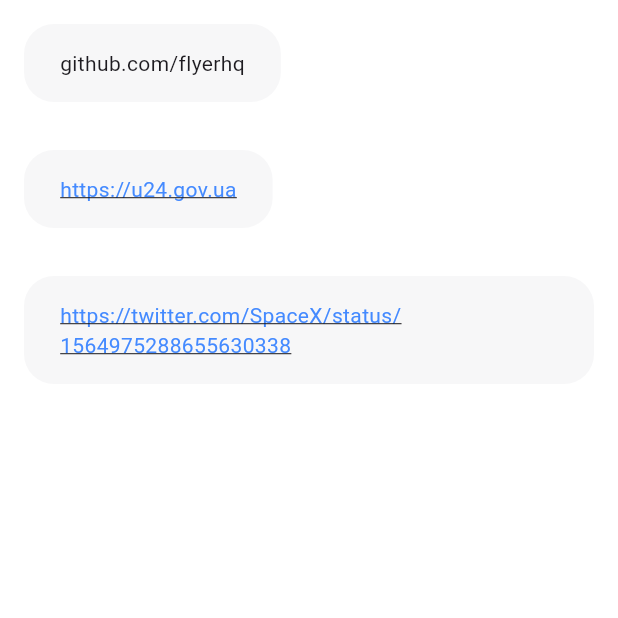
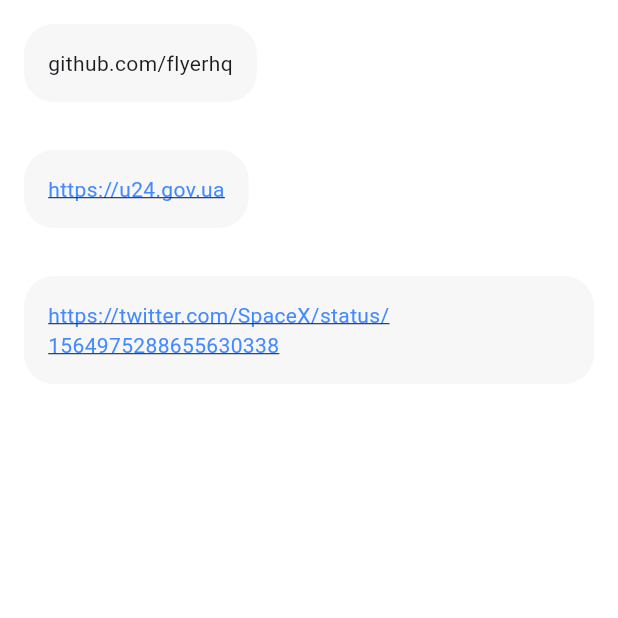
Before and after one commit to flyerhq/flutter_link_previewer, a Flutter app: the screen it shows after launch, on a phone screen of 412 x 824 dp, the top half of it. Run offline on Flutter 3.47's test engine with Material 3 defaults, Android fonts, the phone set to English and light mode, and no system bars; drawn by our look-alikes of flutter_linkify; missing offline and left inert: flutter_chat_core, linkify; network calls fail.

Commit message:
Allow hideText, rework layout logic

```diff
--- a/lib/src/widgets/link_preview.dart
+++ b/lib/src/widgets/link_preview.dart
@@ -1,3 +1,5 @@
+import 'dart:math' as math;
+
 import 'package:flutter/material.dart';
 import 'package:flutter_chat_core/flutter_chat_core.dart' show LinkPreviewData;
 import 'package:flutter_linkify/flutter_linkify.dart' hide UrlLinkifier;
@@ -5,6 +7,7 @@ import 'package:url_launcher/url_launcher.dart';
 
 import '../url_linkifier.dart' show UrlLinkifier;
 import '../utils.dart' show getLinkPreviewData;
+import 'shrinkable_column.dart';
 
 /// A widget that renders text with highlighted links.
 /// Eventually unwraps to the full preview of the first found link
@@ -22,6 +25,7 @@ class LinkPreview extends StatefulWidget {
     this.hideImage = false,
     this.hideTitle = false,
     this.hideDescription = false,
+    this.hideText = false,
     this.imageBuilder,
     this.linkStyle,
     this.metadataTextStyle,
@@ -30,7 +34,7 @@ class LinkPreview extends StatefulWidget {
     required this.onLinkPreviewDataFetched,
     this.openOnPreviewImageTap = false,
     this.openOnPreviewTitleTap = false,
-    this.padding,
+    this.padding = const EdgeInsets.all(16),
     this.previewBuilder,
     this.linkPreviewData,
     this.requestTimeout,
@@ -39,6 +43,7 @@ class LinkPreview extends StatefulWidget {
     this.textWidget,
     this.userAgent,
     required this.width,
+    this.spaceBetweenTopWidgetsAndPreview = 16,
   });
 
   /// Expand animation duration.
@@ -57,13 +62,16 @@ class LinkPreview extends StatefulWidget {
   final TextStyle? headerStyle;
 
   /// Hides image data from the preview.
-  final bool? hideImage;
+  final bool hideImage;
 
   /// Hides title data from the preview.
-  final bool? hideTitle;
+  final bool hideTitle;
 
   /// Hides description data from the preview.
-  final bool? hideDescription;
+  final bool hideDescription;
+
+  /// Hides the linkified text.
+  final bool hideText;
 
   /// Function that allows you to build a custom image.
   final Widget Function(String)? imageBuilder;
@@ -92,8 +100,8 @@ class LinkPreview extends StatefulWidget {
   /// Open the link when the link preview title/description is tapped. Defaults to false.
   final bool openOnPreviewTitleTap;
 
-  /// Padding around initial text widget.
-  final EdgeInsets? padding;
+  /// Padding around the link preview widget.
+  final EdgeInsets padding;
 
   /// Function that allows you to build a custom link preview.
   final Widget Function(BuildContext, LinkPreviewData)? previewBuilder;
@@ -119,6 +127,9 @@ class LinkPreview extends StatefulWidget {
 
   /// Width of the [LinkPreview] widget.
   final double width;
+
+  /// Space between the Text and the link preview.
+  final double spaceBetweenTopWidgetsAndPreview;
 
   @override
   State<LinkPreview> createState() => _LinkPreviewState();
@@ -156,90 +167,68 @@ class _LinkPreviewState extends State<LinkPreview>
         child: child,
       );
 
-  Widget _bodyWidget(LinkPreviewData data, double width) {
-    final padding = widget.padding ??
-        const EdgeInsets.only(
-          bottom: 16,
-          left: 24,
-          right: 24,
-        );
-
-    return Column(
+  Widget _bodyWidget(
+    LinkPreviewData data,
+  ) =>
+      Column(
         crossAxisAlignment: CrossAxisAlignment.start,
         children: <Widget>[
           GestureDetector(
-          onTap: widget.openOnPreviewTitleTap ? () => _onOpen(data.link) : null,
-          child: Container(
-            padding: EdgeInsets.only(
-              bottom: padding.bottom,
-              left: padding.left,
-              right: padding.right,
-            ),
-            child: Column(
+            onTap:
+                widget.openOnPreviewTitleTap ? () => _onOpen(data.link) : null,
+            child: ShrinkableColumn(
+              padding: widget.padding.copyWith(top: 0),
               crossAxisAlignment: CrossAxisAlignment.start,
               children: <Widget>[
-                if (data.title != null && widget.hideTitle == false)
+                if (data.title != null && !widget.hideTitle)
                   _titleWidget(data.title!),
-                if (data.description != null && widget.hideDescription == false)
+                if (data.description != null && !widget.hideDescription)
                   _descriptionWidget(data.description!),
               ],
             ),
           ),
-        ),
-        if (data.image != null && widget.hideImage == false)
+          if (data.image != null && !widget.hideImage)
             _imageWidget(data.image!.url, data.link, width),
         ],
       );
-  }
 
+  /// This widget encapsulates the top widgets and the preview body.
   Widget _containerWidget({
     required bool animate,
-    bool withPadding = false,
+    bool applyPaddingToChild = false,
     Widget? child,
   }) {
-    final padding = widget.padding ??
-        const EdgeInsets.symmetric(
-          horizontal: 24,
-          vertical: 16,
-        );
-
+    final padding = widget.padding;
     final shouldAnimate = widget.enableAnimation == true && animate;
+    final topWidgets = _topWidgets();
 
     return Container(
       constraints: BoxConstraints(maxWidth: widget.width),
-      padding: withPadding ? padding : null,
+      padding: applyPaddingToChild ? padding : null,
       child: Column(
         crossAxisAlignment: CrossAxisAlignment.start,
         children: [
+          ShrinkableColumn(
+            crossAxisAlignment: CrossAxisAlignment.start,
+            padding: applyPaddingToChild
+                ? EdgeInsets.zero
+                : padding.copyWith(
+                    bottom: widget.spaceBetweenTopWidgetsAndPreview,
+                  ),
+            children: [
+              ..._topWidgets(),
+              if (applyPaddingToChild && child != null)
                 Padding(
-            padding: withPadding
-                ? EdgeInsets.zero
-                : EdgeInsets.only(
-                    left: padding.left,
-                    right: padding.right,
-                    top: padding.top,
-                    bottom: _hasOnlyImage() ? 0 : 16,
+                  padding: topWidgets.isNotEmpty
+                      ? EdgeInsets.only(
+                          top: widget.spaceBetweenTopWidgetsAndPreview,
+                        )
+                      : EdgeInsets.zero,
+                  child: shouldAnimate ? _animated(child) : child,
                 ),
-            child: Column(
-              crossAxisAlignment: CrossAxisAlignment.start,
-              children: [
-                if (widget.header != null)
-                  Padding(
-                    padding: const EdgeInsets.only(bottom: 6),
-                    child: Text(
-                      widget.header!,
-                      maxLines: 1,
-                      overflow: TextOverflow.ellipsis,
-                      style: widget.headerStyle,
-                    ),
-                  ),
-                widget.textWidget ?? _linkify(),
-                if (withPadding && child != null)
-                  shouldAnimate ? _animated(child) : child,
             ],
           ),
-          ),
-          if (!withPadding && child != null)
+          if (!applyPaddingToChild && child != null)
             shouldAnimate ? _animated(child) : child,
         ],
       ),
@@ -291,11 +280,6 @@ class _LinkPreviewState extends State<LinkPreview>
       linkPreviewData?.description != null ||
       linkPreviewData?.image != null;
 
-  bool _hasOnlyImage() =>
-      widget.linkPreviewData?.title == null &&
-      widget.linkPreviewData?.description == null &&
-      widget.linkPreviewData?.image != null;
-
   Widget _imageWidget(String imageUrl, String linkUrl, double width) =>
       GestureDetector(
         onTap: widget.openOnPreviewImageTap ? () => _onOpen(linkUrl) : null,
@@ -331,11 +315,8 @@ class _LinkPreviewState extends State<LinkPreview>
   Widget _minimizedBodyWidget(LinkPreviewData data) => Column(
         crossAxisAlignment: CrossAxisAlignment.start,
         children: [
-          if (data.title != null || data.description != null)
-            Container(
-              margin: const EdgeInsets.only(top: 16),
-              child: Row(
-                crossAxisAlignment: CrossAxisAlignment.start,
+          Row(
+            crossAxisAlignment: CrossAxisAlignment.center,
             children: <Widget>[
               Expanded(
                 child: GestureDetector(
@@ -347,18 +328,18 @@ class _LinkPreviewState extends State<LinkPreview>
                     child: Column(
                       crossAxisAlignment: CrossAxisAlignment.start,
                       children: <Widget>[
-                            if (data.title != null) _titleWidget(data.title!),
-                            if (data.description != null)
+                        if (data.title != null && !widget.hideTitle)
+                          _titleWidget(data.title!),
+                        if (data.description != null && !widget.hideDescription)
                           _descriptionWidget(data.description!),
                       ],
                     ),
                   ),
                 ),
               ),
-                  if (data.image != null && widget.hideImage != true)
+              if (data.image != null && !widget.hideImage)
                 _minimizedImageWidget(data.image!.url, data.link),
             ],
-              ),
           ),
         ],
       );
@@ -404,6 +385,23 @@ class _LinkPreviewState extends State<LinkPreview>
     );
   }
 
+  List<Widget> _topWidgets() => [
+        if (widget.header != null)
+          Padding(
+            padding: const EdgeInsets.only(bottom: 6),
+            child: Text(
+              widget.header!,
+              maxLines: 1,
+              overflow: TextOverflow.ellipsis,
+              style: widget.headerStyle,
+            ),
+          ),
+        if (widget.textWidget != null)
+          widget.textWidget!
+        else if (!widget.hideText)
+          _linkify(),
+      ];
+
   @override
   void didUpdateWidget(covariant LinkPreview oldWidget) {
     super.didUpdateWidget(oldWidget);
@@ -445,13 +443,15 @@ class _LinkPreviewState extends State<LinkPreview>
                 widget.linkPreviewData!.image!.height;
 
         final width = aspectRatio == 1 ? widget.width : widget.width - 32;
+        final useRowBodyWidget =
+            aspectRatio == 1 && !(widget.hideTitle && widget.hideDescription);
 
         return _containerWidget(
           animate: shouldAnimate,
-          child: aspectRatio == 1
+          child: useRowBodyWidget
               ? _minimizedBodyWidget(linkPreviewData)
               : _bodyWidget(linkPreviewData, width),
-          withPadding: aspectRatio == 1,
+          applyPaddingToChild: useRowBodyWidget,
         );
       }
     } else {
--- /dev/null
+++ b/lib/src/widgets/shrinkable_column.dart
@@ -0,0 +1,45 @@
+import 'package:flutter/material.dart';
+
+/// A widget that renders a padded Column if children is not empty, otherwise renders a SizedBox.shrink
+///
+/// This is useful when you want to conditionally render a Column only when there are children,
+/// avoiding unnecessary space taken up by an empty Column.
+class ShrinkableColumn extends StatelessWidget {
+  /// The widgets below this widget in the tree.
+  final List<Widget> children;
+
+  /// How the children should be placed along the main axis.
+  final MainAxisAlignment mainAxisAlignment;
+
+  /// How the children should be placed along the cross axis.
+  final CrossAxisAlignment crossAxisAlignment;
+
+  /// The padding around the column.
+  final EdgeInsetsGeometry? padding;
+
+  const ShrinkableColumn({
+    super.key,
+    required this.children,
+    this.mainAxisAlignment = MainAxisAlignment.start,
+    this.crossAxisAlignment = CrossAxisAlignment.center,
+    this.padding,
+  });
+
+  @override
+  Widget build(BuildContext context) {
+    if (children.isEmpty) {
+      return const SizedBox.shrink();
+    }
+
+    final Widget column = Column(
+      mainAxisAlignment: mainAxisAlignment,
+      crossAxisAlignment: crossAxisAlignment,
+      children: children,
+    );
+
+    return Padding(
+      padding: padding ?? EdgeInsets.zero,
+      child: column,
+    );
+  }
+}
```
Lines whose indentation alone changed are shown as unchanged.
